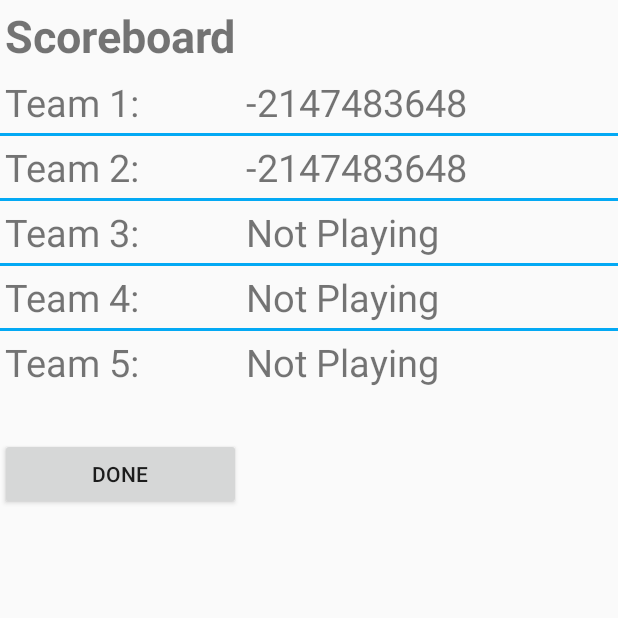
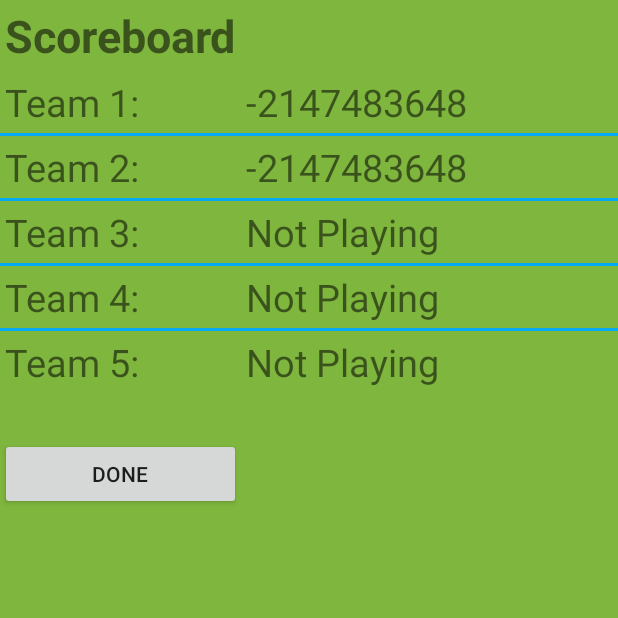
Before and after one commit to kschecht/GeekOutProject, an Android app: the ScoreboardActivity screen opened directly, with no data from a screen before it, on a phone screen of 412 x 824 dp, the top half of it. Run offline under Robolectric (Android 15) with nearby library versions, the phone set to English and light mode, and no system bars.

Commit message:
Gave bidding, naming, and scoreboard dat s3xi background coloration.

```diff
--- a/app/src/main/java/com/example/bryan_2/geekout_sqltest/BiddingActivity.java
+++ b/app/src/main/java/com/example/bryan_2/geekout_sqltest/BiddingActivity.java
@@ -65,6 +65,9 @@ public class BiddingActivity extends Activity {
         decrementButton.setImageResource(android.R.drawable.ic_input_delete); // TODO ditto
         teamName = findViewById(R.id.teamNameView);
         currentBidView = findViewById(R.id.currentBidView);
+
+
+        this.getWindow().getDecorView().setBackgroundResource(R.color.geekout);
 
 
         allTeams = new ArrayList<String>();
--- a/app/src/main/java/com/example/bryan_2/geekout_sqltest/NamingActivity.java
+++ b/app/src/main/java/com/example/bryan_2/geekout_sqltest/NamingActivity.java
@@ -46,6 +46,8 @@ public class NamingActivity extends Activity {
         namingTeam = callingIntent.getStringExtra(BiddingActivity.NAMING_TEAM_KEY);
         goal = callingIntent.getIntExtra(BiddingActivity.TARGET_KEY, -1);
         currentScore = 0;
+
+        this.getWindow().getDecorView().setBackgroundResource(R.color.geekout);
 
         final SharedPreferences scoreRoundsPrefs = getSharedPreferences
                 (AddTeamsActivity.SCORE_ROUNDS, MODE_PRIVATE);
--- a/app/src/main/java/com/example/bryan_2/geekout_sqltest/ScoreboardActivity.java
+++ b/app/src/main/java/com/example/bryan_2/geekout_sqltest/ScoreboardActivity.java
@@ -39,6 +39,8 @@ public class ScoreboardActivity extends Activity {
         team3Score = findViewById(R.id.team3Score);
         team4Score = findViewById(R.id.team4Score);
         team5Score = findViewById(R.id.team5Score);
+
+        this.getWindow().getDecorView().setBackgroundResource(R.color.geekout);
 
         scoreRoundsPrefs = getSharedPreferences
                 (AddTeamsActivity.SCORE_ROUNDS, MODE_PRIVATE);
```
